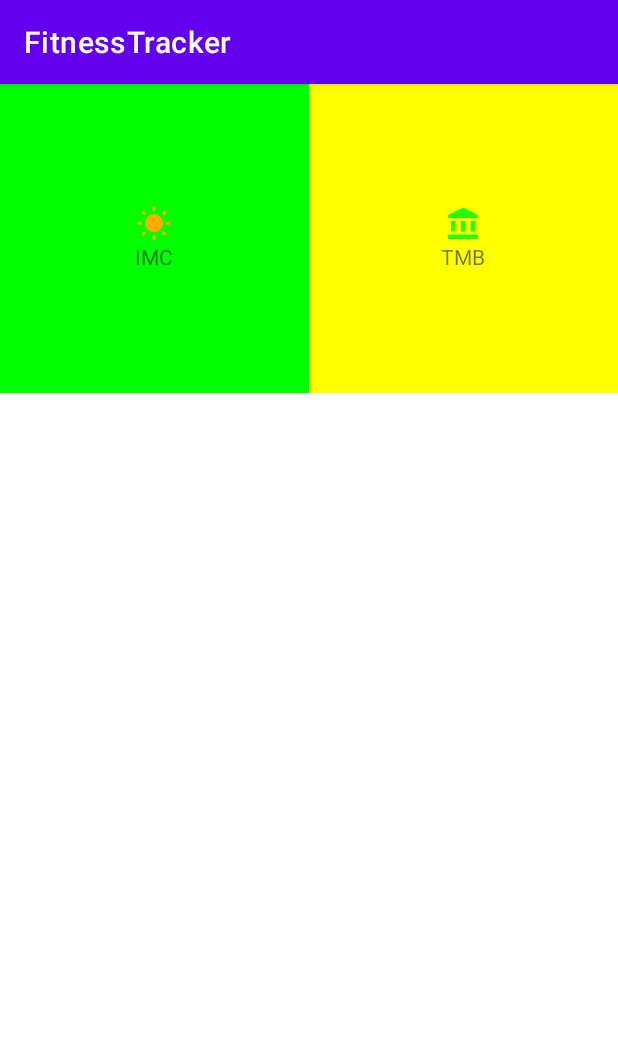
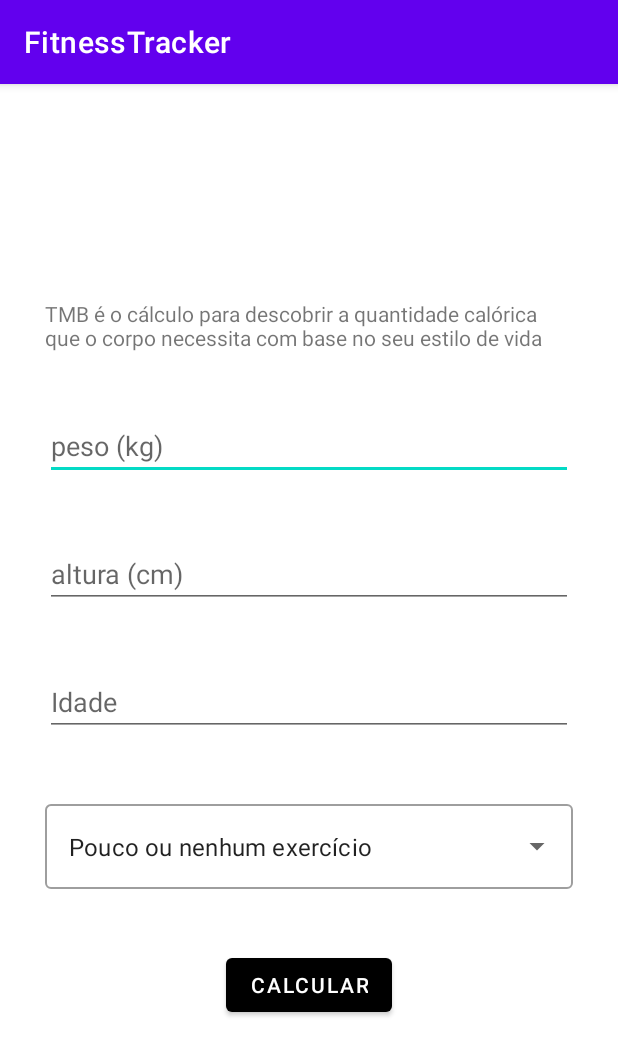
Before and after one commit to RenanBezerraEnes/FitnessTracker, an Android app: the screen it shows after launch (MainActivity before the commit, TmbActivity after it), after a tap on "TMB", on a phone screen of 412 x 824 dp. Shown: the top 1056 px of the screen. Run offline under Robolectric (Android 15) with nearby library versions, the phone set to English and light mode, and no system bars; our stand-ins replace Room's generated code.

Commit message:
Add arrays xml in values for setting the options with Arrayadapter (dropdown options)

```diff
--- a/app/src/main/AndroidManifest.xml
+++ b/app/src/main/AndroidManifest.xml
@@ -9,6 +9,9 @@
         android:roundIcon="@mipmap/ic_launcher_round"
         android:supportsRtl="true"
         android:theme="@style/Theme.FitnessTracker">
+        <activity
+            android:name=".TmbActivity"
+            android:exported="false" />
         <activity
             android:name=".ListCalcActivity"
             android:parentActivityName=".MainActivity" />
--- a/app/src/main/java/co/tiagoaguiar/fitnesstracker/MainActivity.kt
+++ b/app/src/main/java/co/tiagoaguiar/fitnesstracker/MainActivity.kt
@@ -41,6 +41,10 @@ class MainActivity : AppCompatActivity() {
             when (id) {
                 1 -> {
                     val intent = Intent(this@MainActivity, ImcActivity::class.java)
+                    startActivity(intent)
+                }
+                2 -> {
+                    val intent = Intent(this@MainActivity, TmbActivity::class.java)
                     startActivity(intent)
                 }
             }
--- /dev/null
+++ b/app/src/main/java/co/tiagoaguiar/fitnesstracker/TmbActivity.kt
@@ -0,0 +1,23 @@
+package co.tiagoaguiar.fitnesstracker
+
+import android.os.Bundle
+import android.widget.ArrayAdapter
+import android.widget.AutoCompleteTextView
+import androidx.appcompat.app.AppCompatActivity
+
+class TmbActivity : AppCompatActivity() {
+
+    private lateinit var lifestyle: AutoCompleteTextView
+
+    override fun onCreate(savedInstanceState: Bundle?) {
+        super.onCreate(savedInstanceState)
+        setContentView(R.layout.activity_tmb)
+
+        lifestyle = findViewById(R.id.auto_lifestyle)
+        val items = resources.getStringArray(R.array.tmb_lifestyle)
+        lifestyle.setText(items.first())
+        val adapter = ArrayAdapter(this, android.R.layout.simple_list_item_1, items)
+        lifestyle.setAdapter(adapter)
+
+    }
+}
--- /dev/null
+++ b/app/src/main/res/layout/activity_tmb.xml
@@ -0,0 +1,64 @@
+<?xml version="1.0" encoding="utf-8"?>
+<ScrollView xmlns:android="http://schemas.android.com/apk/res/android"
+    xmlns:app="http://schemas.android.com/apk/res-auto"
+    xmlns:tools="http://schemas.android.com/tools"
+    android:layout_width="match_parent"
+    android:layout_height="match_parent">
+
+    <!--    //If I add layout_Gravity the scroll breaks if the text is too big-->
+    <!--    //If I remove it it doesnt break.-->
+    <LinearLayout
+        android:id="@+id/main_tmb"
+        android:layout_width="match_parent"
+        android:layout_height="wrap_content"
+        android:layout_gravity="center"
+        android:gravity="center"
+        android:orientation="vertical"
+        >
+
+
+        <TextView
+            style="@style/TextViewForm"
+            android:layout_width="wrap_content"
+            android:layout_height="wrap_content"
+            android:text="@string/tmb_desc" />
+
+        <EditText
+            android:id="@+id/edit_tmb_weight"
+            android:hint="@string/weight"
+            style="@style/EditTextForm"
+            />
+
+        <EditText
+            android:id="@+id/edit_tmb_height"
+            android:hint="@string/height"
+            style="@style/EditTextForm"
+            />
+
+        <EditText
+            android:id="@+id/edit_tmb_age"
+            android:hint="@string/age"
+            style="@style/EditTextForm"
+            />
+
+        <com.google.android.material.textfield.TextInputLayout
+            style="@style/AutoTextViewForm"
+            android:layout_width="match_parent"
+            android:layout_height="wrap_content">
+
+            <AutoCompleteTextView
+                android:id="@+id/auto_lifestyle"
+                android:layout_width="match_parent"
+                android:layout_height="wrap_content"
+                android:inputType="none"
+                />
+        </com.google.android.material.textfield.TextInputLayout>
+
+
+        <Button
+            android:id="@+id/btn_tmb_send"
+            android:text="@string/calc"
+            style="@style/ButtonForm"
+            />
+    </LinearLayout>
+</ScrollView>
--- /dev/null
+++ b/app/src/main/res/values/arrays.xml
@@ -0,0 +1,11 @@
+<?xml version="1.0" encoding="utf-8"?>
+<resources>
+
+    <string-array name="tmb_lifestyle">
+        <item>Pouco ou nenhum exercício</item>
+        <item>Exercício leve. 1 a 3 dias por semana</item>
+        <item>Exercício moderado. 3 a 5 dias por semana</item>
+        <item>Exercício pesado. 6 a 7 dias por semana</item>
+        <item>Exercício pesado diaramente e até 2x/dia</item>
+    </string-array>
+</resources>
--- a/app/src/main/res/values/styles.xml
+++ b/app/src/main/res/values/styles.xml
@@ -23,4 +23,10 @@
         <item name="android:layout_gravity">center</item>
         <item name="backgroundTint">@color/black</item>
     </style>
+
+    <style name="AutoTextViewForm" parent="@style/Widget.MaterialComponents.TextInputLayout.OutlinedBox.ExposedDropdownMenu">
+        <item name="android:layout_marginStart">30dp</item>
+        <item name="android:layout_marginEnd">30dp</item>
+        <item name="android:layout_marginBottom">40dp</item>
+    </style>
 </resources>
```
